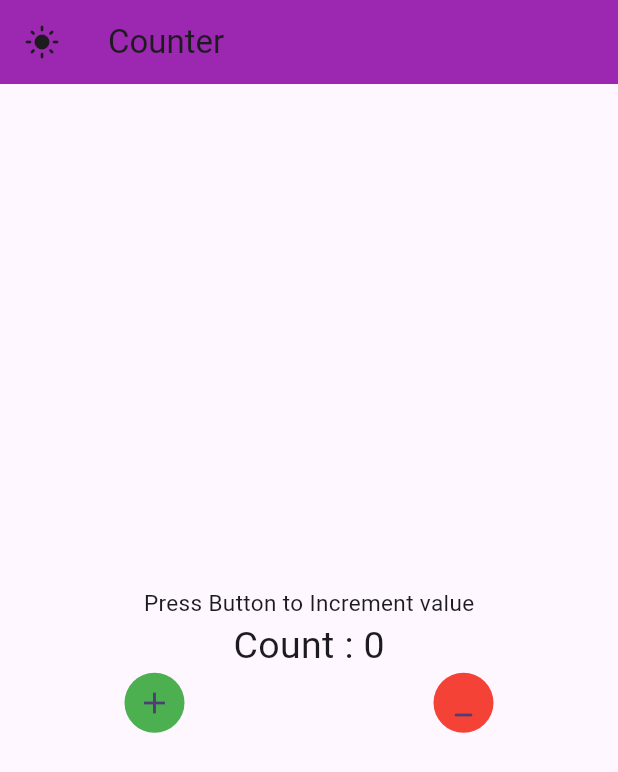
After one commit to sreedeviluminar/oct_ptoject_new, a Flutter app: the IncreCount1 screen opened directly, on a phone screen of 412 x 824 dp. The commit adds this screen. Shown: the top 772 px of the screen. Run offline on Flutter 3.47's test engine with Material 3 defaults, Android fonts, the phone set to English and light mode, and no system bars; our stand-ins replace cached_network_image, cloud_firestore, email_validator, firebase_auth, firebase_core, firebase_storage and 11 more; missing offline and left inert: dart:js, rich_readmore; accounts and stored records are empty.

Commit message:
initial commit

```diff
--- /dev/null
+++ b/lib/statemanagement/using multi providers/controller/counter_provider.dart
@@ -0,0 +1,18 @@
+import 'package:flutter/material.dart';
+
+import '../model/Counter.dart';
+
+class CounterProvider1 extends ChangeNotifier{
+  final Counter1 _counter = Counter1(0);
+  Counter1 get counter => _counter;
+
+  void increment(){
+    _counter.count++;
+    notifyListeners();
+  }
+
+  void decrement(){
+    _counter.count--;
+    notifyListeners();
+  }
+}
--- /dev/null
+++ b/lib/statemanagement/using multi providers/controller/themeProvider.dart
@@ -0,0 +1,12 @@
+import 'package:flutter/material.dart';
+
+class ThemeProvider extends ChangeNotifier {
+  bool _isDarkTheme = false;
+
+  bool get darkTheme => _isDarkTheme;
+
+  void switchTheme() {
+    _isDarkTheme = !_isDarkTheme;
+    notifyListeners();
+  }
+}
--- /dev/null
+++ b/lib/statemanagement/using multi providers/model/Counter.dart
@@ -0,0 +1,4 @@
+class Counter1{
+  int count;
+  Counter1(this.count);
+}
--- /dev/null
+++ b/lib/statemanagement/using multi providers/screen/counter_using_consumer.dart
@@ -0,0 +1,93 @@
+import 'package:flutter/material.dart';
+import 'package:oct_ptoject_new/statemanagement/using%20multi%20providers/controller/themeProvider.dart';
+import 'package:oct_ptoject_new/statemanagement/using%20single%20provider/controller/counter_provider.dart';
+import 'package:provider/provider.dart';
+
+void main() {
+  runApp(
+    MultiProvider(
+      providers: [
+        ChangeNotifierProvider(create: (context) => ThemeProvider()),
+        ChangeNotifierProvider(create: (context) => CounterProvider()),
+      ],
+      child: MyApp1(),
+    ),
+  );
+}
+
+class MyApp1 extends StatelessWidget {
+  @override
+  Widget build(BuildContext context) {
+    return MaterialApp(
+        title: "Provider",
+        theme: Provider.of<ThemeProvider>(context).darkTheme
+            ? ThemeData.dark()
+            : ThemeData.light(),
+        darkTheme: ThemeData.dark(),
+        home: IncreCount1());
+  }
+}
+class IncreCount1 extends StatelessWidget {
+  @override
+  Widget build(BuildContext context) {
+    return Scaffold(
+      appBar: AppBar(
+        leading: Consumer(builder: (context, ThemeProvider provider, child) {
+          return IconButton(
+              onPressed: () {
+                provider.switchTheme();
+              },
+              icon: Icon(
+                  provider.darkTheme ? Icons.dark_mode : Icons.light_mode));
+        }),
+        backgroundColor: Colors.purple,
+        title: const Text("Counter"),
+      ),
+      body: Center(
+        child: Column(
+          mainAxisAlignment: MainAxisAlignment.center,
+          children: [
+            const Text(
+              "Press Button to Increment value",
+              style: TextStyle(fontSize: 15),
+            ),
+            Consumer<CounterProvider>(
+              builder: (BuildContext context, CounterProvider counterProvider,
+                  Widget? child) {
+                return Text(
+                  "Count : ${counterProvider.counter.count}",
+                  style: const TextStyle(fontSize: 25),
+                );
+              },
+            ),
+            Row(
+              mainAxisAlignment: MainAxisAlignment.spaceAround,
+              children: [
+                InkWell(
+                  onTap: () {
+                    Provider.of<CounterProvider>(context, listen: false)
+                        .increment();
+                  },
+                  child: const CircleAvatar(
+                    backgroundColor: Colors.green,
+                    child: Icon(Icons.add),
+                  ),
+                ),
+                InkWell(
+                  onTap: () {
+                    Provider.of<CounterProvider>(context, listen: false)
+                        .decrement();
+                  },
+                  child: const CircleAvatar(
+                    backgroundColor: Colors.red,
+                    child: Icon(Icons.minimize_rounded),
+                  ),
+                )
+              ],
+            )
+          ],
+        ),
+      ),
+    );
+  }
+}
--- /dev/null
+++ b/lib/statemanagement/using single provider/controller/counter_provider.dart
@@ -0,0 +1,17 @@
+import 'package:flutter/material.dart';
+import 'package:oct_ptoject_new/statemanagement/using%20single%20provider/model/Counter.dart';
+
+class CounterProvider extends ChangeNotifier{
+  final Counter _counter = Counter(0);
+  Counter get counter => _counter;
+
+  void increment(){
+    _counter.count++;
+    notifyListeners();
+  }
+
+  void decrement(){
+    _counter.count--;
+    notifyListeners();
+  }
+}
--- /dev/null
+++ b/lib/statemanagement/using single provider/model/Counter.dart
@@ -0,0 +1,4 @@
+class Counter{
+  int count;
+  Counter(this.count);
+}
--- a/pubspec.yaml
+++ b/pubspec.yaml
@@ -54,6 +54,8 @@ dependencies:
   simple_gradient_text: ^1.3.0
   get:
   email_validator:
+  provider: ^6.1.1
+  cached_network_image:
 
 dev_dependencies:
   flutter_test:
```
Also changed, not shown: lib/main.dart (+1 -61 lines), lib/simple screen using model and provider/controller/product provider.dart (added, +40 -0 lines), lib/simple screen using model and provider/model/product.dart (added, +10 -0 lines), lib/simple screen using model and provider/screen/home.dart (added, +81 -0 lines), lib/simple screen using model and provider/screen/wishlistpage.dart (added, +54 -0 lines), lib/statemanagement/using single provider/screen/counter screen.dart (added, +69 -0 lines), lib/statemanagement/using single provider/screen/counter_using_consumer.dart (added, +68 -0 lines), pubspec.lock.
